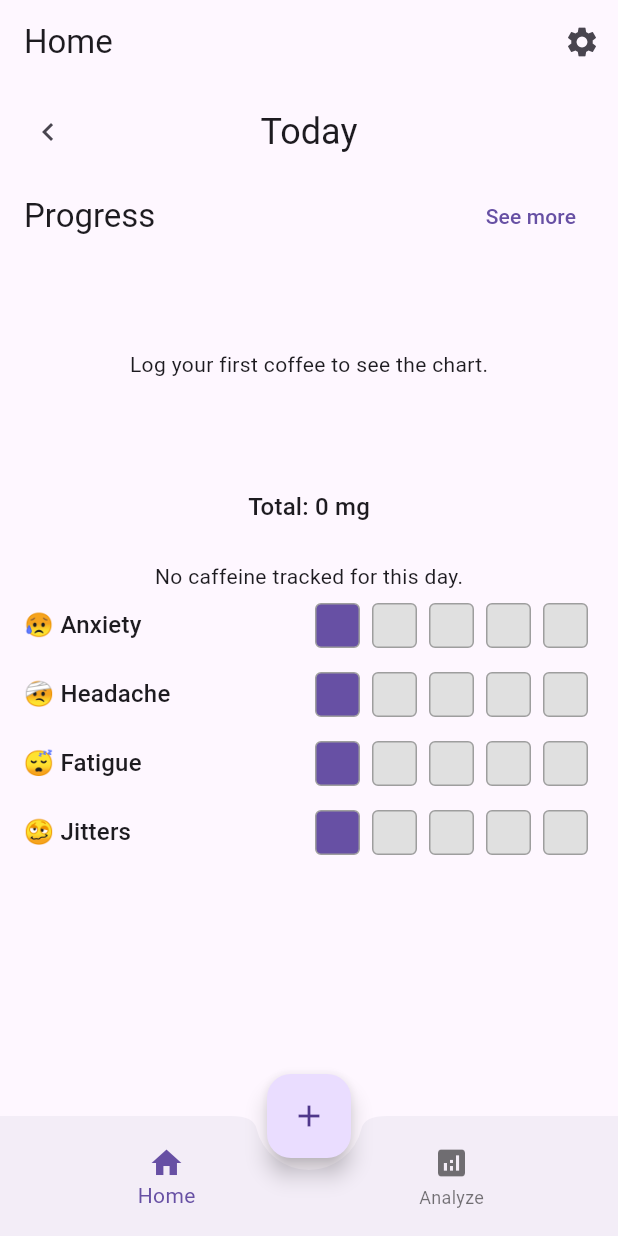
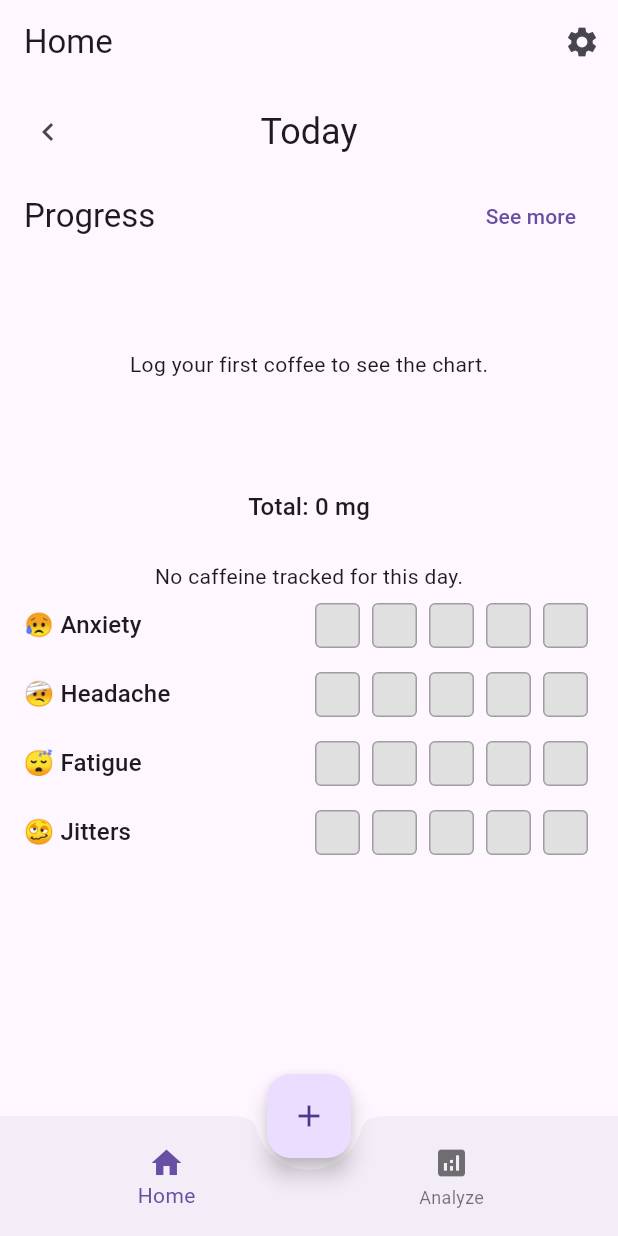
Before and after one commit to drg101/decaf, a Flutter app: the screen it shows after launch, on a phone screen of 412 x 824 dp. Run offline on Flutter 3.47's test engine with Material 3 defaults, Android fonts, the phone set to English and light mode, and no system bars; our stand-ins replace fl_chart, flutter_riverpod, sembast.

Commit message:
Dynamic inputs functional

```diff
--- a/lib/widgets/symptom_intensity_recorder.dart
+++ b/lib/widgets/symptom_intensity_recorder.dart
@@ -37,6 +37,18 @@ class _SymptomIntensityRecorderState extends State<SymptomIntensityRecorder> {
     }
   }
 
+  Color? _getColorForIntensity(int index) {
+    if (index >= _intensity) {
+      return Colors.grey[300];
+    }
+
+    return Color.lerp(
+      const Color.fromARGB(255, 0, 140, 255),
+      const Color.fromARGB(255, 255, 95, 77),
+      index / 4,
+    );
+  }
+
   @override
   Widget build(BuildContext context) {
     return Padding(
@@ -53,18 +65,20 @@ class _SymptomIntensityRecorderState extends State<SymptomIntensityRecorder> {
               return GestureDetector(
                 onTap: () {
                   setState(() {
-                    _intensity = index;
+                    if (_intensity == index + 1) {
+                      _intensity = 0;
+                    } else {
+                      _intensity = index + 1;
+                    }
+                    widget.onIntensityChanged(_intensity);
                   });
-                  widget.onIntensityChanged(index);
                 },
                 child: Container(
                   width: 30,
                   height: 30,
                   margin: const EdgeInsets.symmetric(horizontal: 4),
                   decoration: BoxDecoration(
-                    color: index <= _intensity
-                        ? Theme.of(context).primaryColor
-                        : Colors.grey[300],
+                    color: _getColorForIntensity(index),
                     border: Border.all(
                       color: Colors.grey,
                     ),
```
